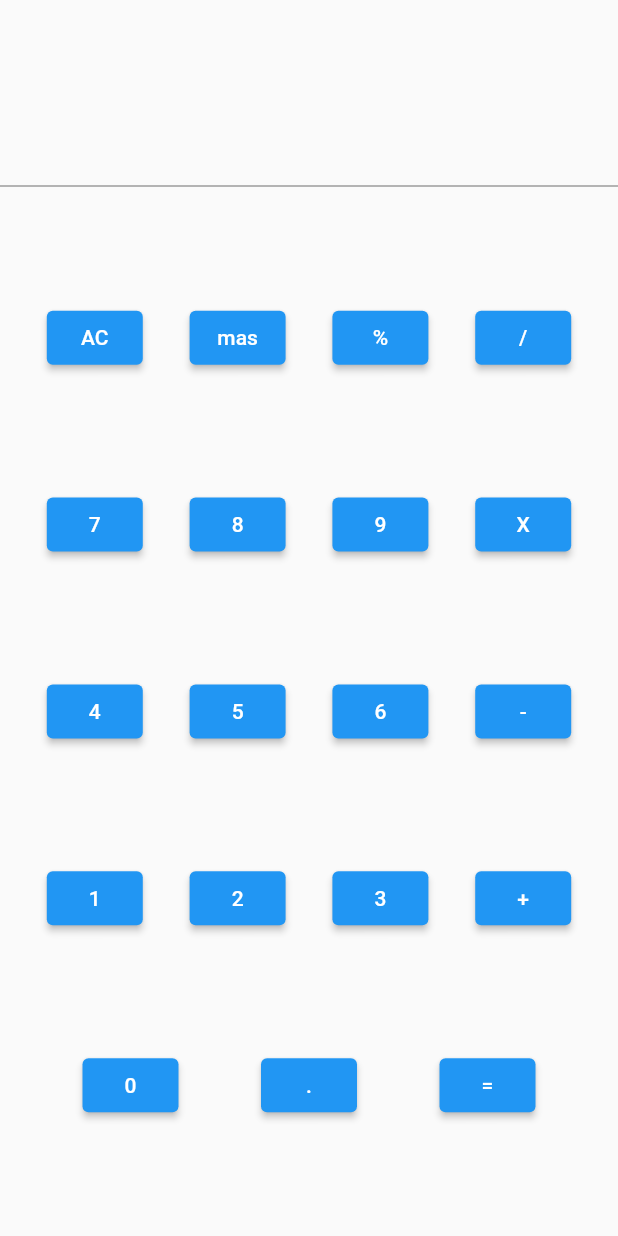
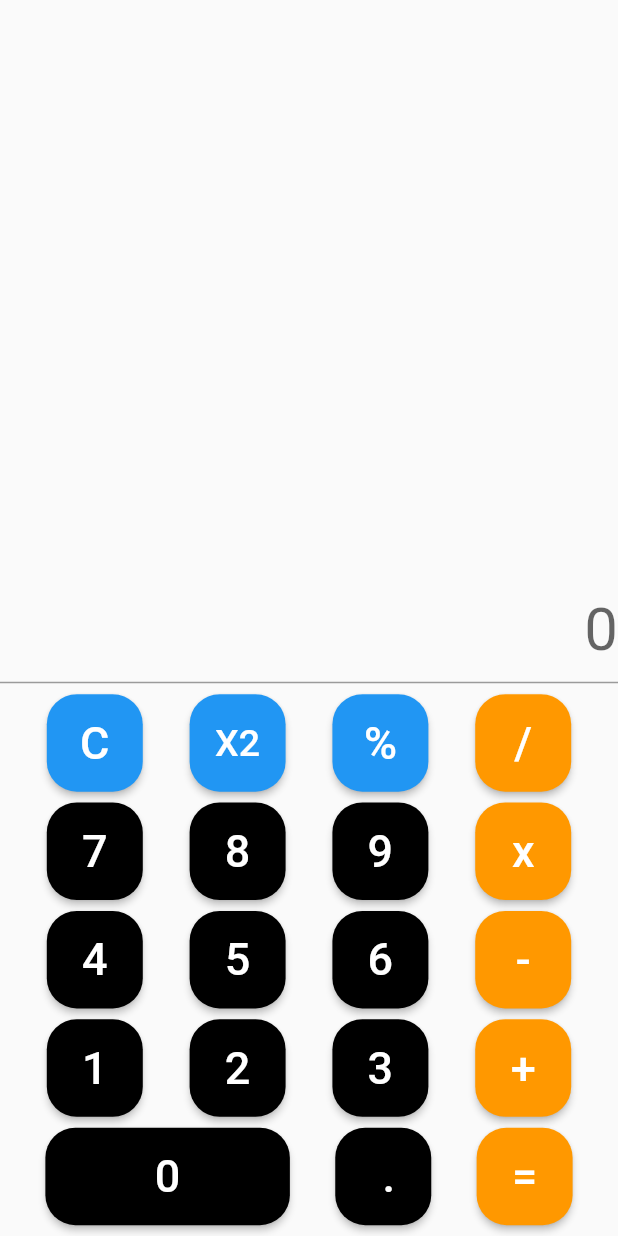
Before and after one commit to adhamniyozboyev/first_currency, a Flutter app: the screen it shows after launch, on a phone screen of 412 x 824 dp. Run offline on Flutter 3.47's test engine with Material 2 defaults, Android fonts, the phone set to English and light mode, and no system bars.

Commit message:
get a design

```diff
--- a/lib/main.dart
+++ b/lib/main.dart
@@ -16,12 +16,20 @@ class MyApp extends StatefulWidget {
 
 class _MyAppState extends State<MyApp> {
   TextEditingController controller = TextEditingController();
-  Widget wid(String a) {
+  Widget wid(String a, [Color col = Colors.black]) {
     return ElevatedButton(
+        style: ElevatedButton.styleFrom(
+            shape:
+                RoundedRectangleBorder(borderRadius: BorderRadius.circular(20)),
+            fixedSize: Size(40, 65),
+            backgroundColor: col),
         onPressed: () {
           controller.text += a;
         },
-        child: Text(a));
+        child: Text(
+          a,
+          style: TextStyle(fontSize: 30),
+        ));
   }
 
   @override
@@ -30,17 +38,35 @@ class _MyAppState extends State<MyApp> {
       body: Column(
         mainAxisAlignment: MainAxisAlignment.spaceEvenly,
         children: [
+          SizedBox(
+            height: 370,
+          ),
           TextField(
+            style: TextStyle(fontSize: 40),
+
+            textAlign: TextAlign.end,
+            readOnly: true,
             controller: controller,
-            decoration: InputDecoration(),
+            decoration: InputDecoration(
+              hintText: '0',
+              hintStyle: TextStyle(fontSize: 40)
+            ),
           ),
           Row(
             mainAxisAlignment: MainAxisAlignment.spaceEvenly,
             children: [
-              wid('AC'),
-              wid('mas'),
-              wid('%'),
-              wid('/'),
+              wid('C', Colors.blue),
+              ElevatedButton(
+                  style: ElevatedButton.styleFrom(
+                      shape: RoundedRectangleBorder(
+                          borderRadius: BorderRadius.circular(20)),
+                      fixedSize: Size(40, 65),
+                      backgroundColor: Colors.blue),
+                  onPressed: () {},
+                  child: Text('X2',style: TextStyle(fontSize: 25),)),
+
+              wid('%', Colors.blue),
+              wid('/', Colors.orange),
             ],
           ),
           Row(
@@ -49,7 +75,7 @@ class _MyAppState extends State<MyApp> {
               wid('7'),
               wid('8'),
               wid('9'),
-              wid('X'),
+              wid('x', Colors.orange),
             ],
           ),
           Row(
@@ -58,7 +84,7 @@ class _MyAppState extends State<MyApp> {
               wid('4'),
               wid('5'),
               wid('6'),
-              wid('-'),
+              wid('-', Colors.orange),
             ],
           ),
           Row(
@@ -67,15 +93,20 @@ class _MyAppState extends State<MyApp> {
               wid('1'),
               wid('2'),
               wid('3'),
-              wid('+'),
+              wid('+', Colors.orange),
             ],
           ),
           Row(
             mainAxisAlignment: MainAxisAlignment.spaceEvenly,
             children: [
-              wid('0'),
-              wid('.'),
-              wid('='),
+              ElevatedButton(
+                  style: ElevatedButton.styleFrom(
+                    shape:RoundedRectangleBorder(borderRadius: BorderRadius.circular(20)),
+                      backgroundColor: Colors.black, fixedSize: Size(163, 65)),
+                  onPressed: () {},
+                  child: Text('0',style: TextStyle(fontSize: 30),)),
+              wid(' .'),
+              wid('=', Colors.orange),
             ],
           )
         ],
--- a/lib/second.dart
+++ b/lib/second.dart
@@ -89,9 +89,7 @@ class _MyAppState extends State<MyApp> {
                             borderRadius: BorderRadius.circular(70)),
                         fixedSize: Size(40, 65),
                         backgroundColor: Color.fromARGB(255, 245, 161, 25)),
-                    onPressed: () {
-
-                    },
+                    onPressed: () {},
                     child: Text('/',
                         style: TextStyle(
                           fontSize: 35,
```
